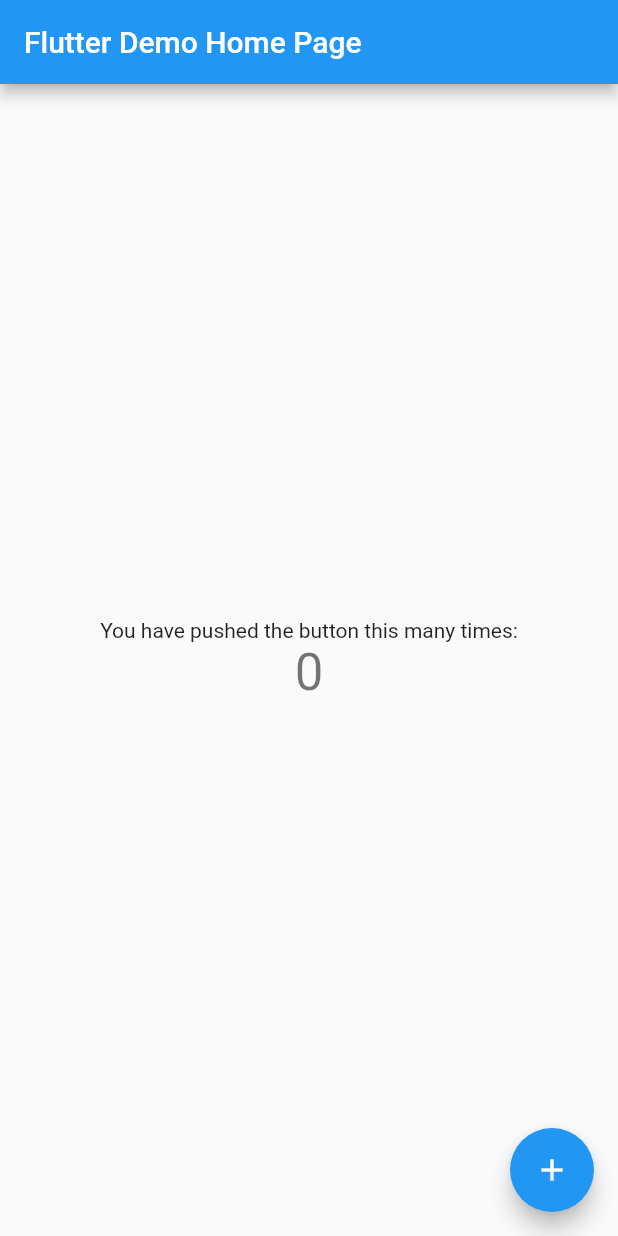
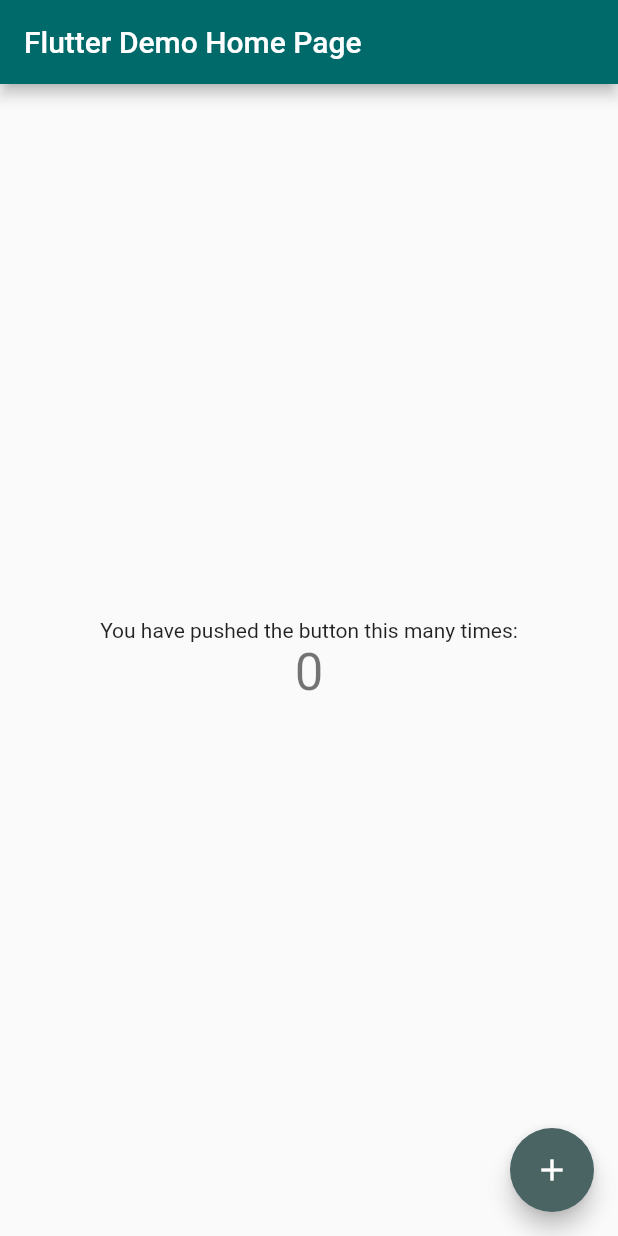
Before and after one commit to jreyes0431/rick-and-morty-challenge, a Flutter app: the screen it shows after launch, on a phone screen of 412 x 824 dp. Run offline on Flutter 3.47's test engine with Material 2 defaults, Android fonts, the phone set to English and light mode, and no system bars; our stand-ins replace google_fonts; Roboto replaces fonts that are missing (Creepster).

```diff
--- a/lib/main.dart
+++ b/lib/main.dart
@@ -1,4 +1,7 @@
 import 'package:flutter/material.dart';
+import 'package:google_fonts/google_fonts.dart';
+import 'package:rick_and_morty/model/customs.dart';
+import 'package:rick_and_morty/ui/home_page.dart';
 
 void main() {
   runApp(const MyApp());
@@ -7,109 +10,19 @@ void main() {
 class MyApp extends StatelessWidget {
   const MyApp({super.key});
 
-  // This widget is the root of your application.
   @override
   Widget build(BuildContext context) {
     return MaterialApp(
-      title: 'Flutter Demo',
+      title: 'Rick & Morty Challenge',
       theme: ThemeData(
-        // This is the theme of your application.
-        //
-        // Try running your application with "flutter run". You'll see the
-        // application has a blue toolbar. Then, without quitting the app, try
-        // changing the primarySwatch below to Colors.green and then invoke
-        // "hot reload" (press "r" in the console where you ran "flutter run",
-        // or simply save your changes to "hot reload" in a Flutter IDE).
-        // Notice that the counter didn't reset back to zero; the application
-        // is not restarted.
-        primarySwatch: Colors.blue,
+        textTheme: GoogleFonts.creepsterTextTheme(
+          Theme.of(context).textTheme,
+        ),
+        colorScheme: ColorScheme.fromSeed(
+          seedColor: CustomColor.primaryGreen,
+        ),
       ),
       home: const MyHomePage(title: 'Flutter Demo Home Page'),
     );
   }
 }
-
-class MyHomePage extends StatefulWidget {
-  const MyHomePage({super.key, required this.title});
-
-  // This widget is the home page of your application. It is stateful, meaning
-  // that it has a State object (defined below) that contains fields that affect
-  // how it looks.
-
-  // This class is the configuration for the state. It holds the values (in this
-  // case the title) provided by the parent (in this case the App widget) and
-  // used by the build method of the State. Fields in a Widget subclass are
-  // always marked "final".
-
-  final String title;
-
-  @override
-  State<MyHomePage> createState() => _MyHomePageState();
-}
-
-class _MyHomePageState extends State<MyHomePage> {
-  int _counter = 0;
-
-  void _incrementCounter() {
-    setState(() {
-      // This call to setState tells the Flutter framework that something has
-      // changed in this State, which causes it to rerun the build method below
-      // so that the display can reflect the updated values. If we changed
-      // _counter without calling setState(), then the build method would not be
-      // called again, and so nothing would appear to happen.
-      _counter++;
-    });
-  }
-
-  @override
-  Widget build(BuildContext context) {
-    // This method is rerun every time setState is called, for instance as done
-    // by the _incrementCounter method above.
-    //
-    // The Flutter framework has been optimized to make rerunning build methods
-    // fast, so that you can just rebuild anything that needs updating rather
-    // than having to individually change instances of widgets.
-    return Scaffold(
-      appBar: AppBar(
-        // Here we take the value from the MyHomePage object that was created by
-        // the App.build method, and use it to set our appbar title.
-        title: Text(widget.title),
-      ),
-      body: Center(
-        // Center is a layout widget. It takes a single child and positions it
-        // in the middle of the parent.
-        child: Column(
-          // Column is also a layout widget. It takes a list of children and
-          // arranges them vertically. By default, it sizes itself to fit its
-          // children horizontally, and tries to be as tall as its parent.
-          //
-          // Invoke "debug painting" (press "p" in the console, choose the
-          // "Toggle Debug Paint" action from the Flutter Inspector in Android
-          // Studio, or the "Toggle Debug Paint" command in Visual Studio Code)
-          // to see the wireframe for each widget.
-          //
-          // Column has various properties to control how it sizes itself and
-          // how it positions its children. Here we use mainAxisAlignment to
-          // center the children vertically; the main axis here is the vertical
-          // axis because Columns are vertical (the cross axis would be
-          // horizontal).
-          mainAxisAlignment: MainAxisAlignment.center,
-          children: <Widget>[
-            const Text(
-              'You have pushed the button this many times:',
-            ),
-            Text(
-              '$_counter',
-              style: Theme.of(context).textTheme.headline4,
-            ),
-          ],
-        ),
-      ),
-      floatingActionButton: FloatingActionButton(
-        onPressed: _incrementCounter,
-        tooltip: 'Increment',
-        child: const Icon(Icons.add),
-      ), // This trailing comma makes auto-formatting nicer for build methods.
-    );
-  }
-}
--- /dev/null
+++ b/lib/model/customs.dart
@@ -0,0 +1,9 @@
+import 'package:flutter/animation.dart';
+
+class CustomColor {
+  static const Color primaryGreen = Color(0xFF025959);
+  static const Color secondaryGreen = Color(0xFF03A66A);
+  static const Color retiaryGreen = Color(0xFF038C5A);
+  static const Color primaryYellow = Color(0xFFF2D272);
+  static const Color primaryRed = Color(0xFFF25041);
+}
--- /dev/null
+++ b/lib/ui/home_page.dart
@@ -0,0 +1,48 @@
+import 'package:flutter/material.dart';
+
+class MyHomePage extends StatefulWidget {
+  const MyHomePage({super.key, required this.title});
+
+  final String title;
+
+  @override
+  State<MyHomePage> createState() => _MyHomePageState();
+}
+
+class _MyHomePageState extends State<MyHomePage> {
+  int _counter = 0;
+
+  void _incrementCounter() {
+    setState(() {
+      _counter++;
+    });
+  }
+
+  @override
+  Widget build(BuildContext context) {
+    return Scaffold(
+      appBar: AppBar(
+        title: Text(widget.title),
+      ),
+      body: Center(
+        child: Column(
+          mainAxisAlignment: MainAxisAlignment.center,
+          children: <Widget>[
+            const Text(
+              'You have pushed the button this many times:',
+            ),
+            Text(
+              '$_counter',
+              style: Theme.of(context).textTheme.headline4,
+            ),
+          ],
+        ),
+      ),
+      floatingActionButton: FloatingActionButton(
+        onPressed: _incrementCounter,
+        tooltip: 'Increment',
+        child: const Icon(Icons.add),
+      ),
+    );
+  }
+}
```
Also changed, not shown: pubspec.yaml (+6 -70 lines), pubspec.lock, 3 other files.
